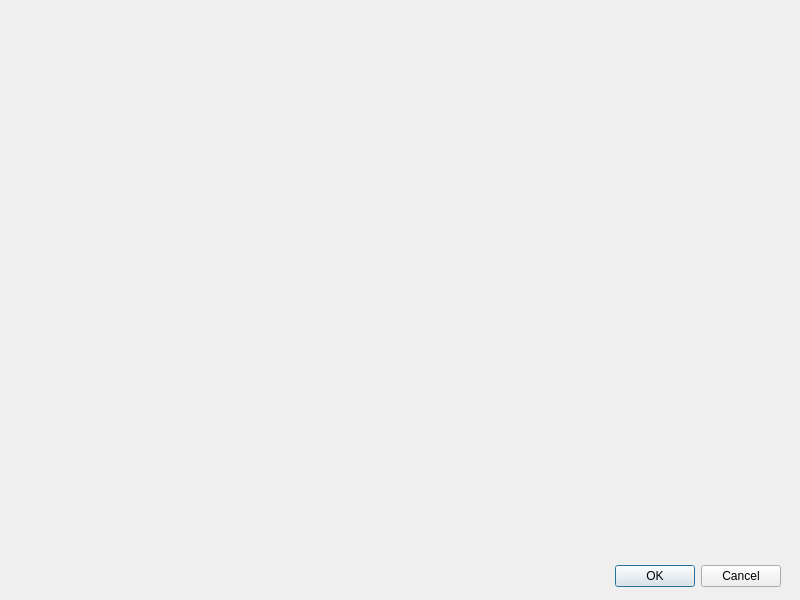
Old version of the form CharacterEditor/viewagingdialog.ui in the repository DrItanium/realmz_tools.
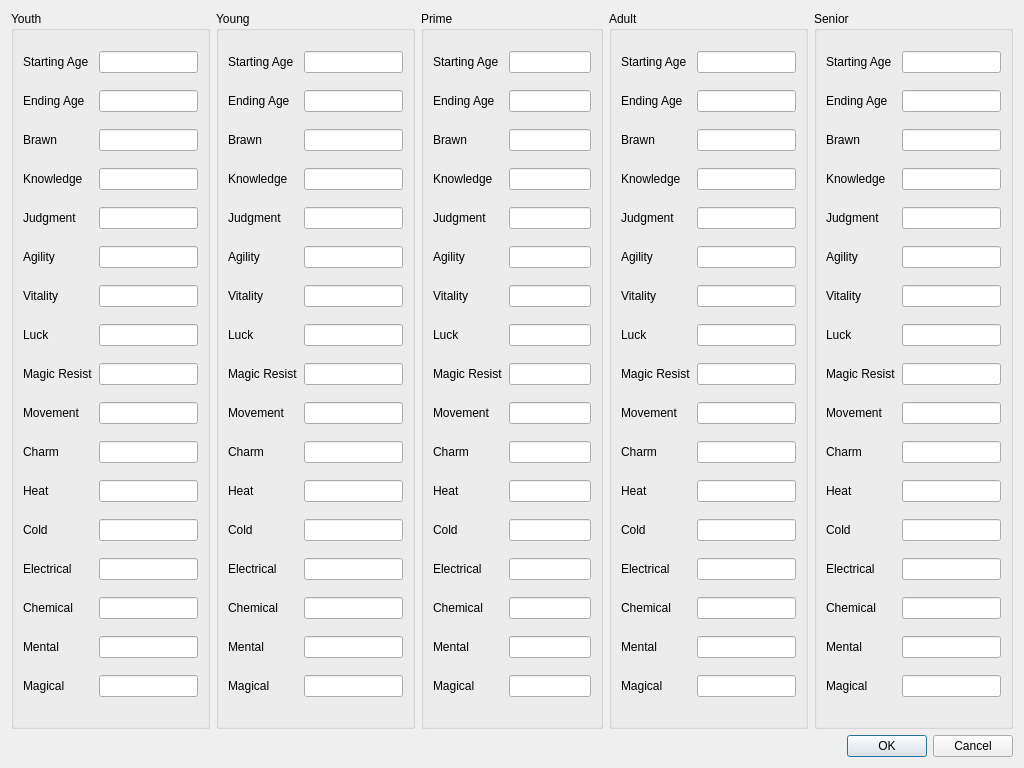
New version of the form.

What changed in the file:
```diff
--- a/CharacterEditor/viewagingdialog.ui
+++ b/CharacterEditor/viewagingdialog.ui
@@ -6,35 +6,926 @@
    <rect>
     <x>0</x>
     <y>0</y>
-    <width>800</width>
-    <height>600</height>
+    <width>1024</width>
+    <height>768</height>
    </rect>
   </property>
   <property name="minimumSize">
    <size>
-    <width>800</width>
-    <height>600</height>
+    <width>1024</width>
+    <height>768</height>
    </size>
   </property>
   <property name="windowTitle">
    <string>Dialog</string>
   </property>
-  <widget class="QDialogButtonBox" name="buttonBox">
-   <property name="geometry">
-    <rect>
-     <x>440</x>
-     <y>560</y>
-     <width>341</width>
-     <height>32</height>
-    </rect>
-   </property>
-   <property name="orientation">
-    <enum>Qt::Horizontal</enum>
-   </property>
-   <property name="standardButtons">
-    <set>QDialogButtonBox::Cancel|QDialogButtonBox::Ok</set>
-   </property>
-  </widget>
+  <layout class="QGridLayout" name="gridLayout_16">
+   <item row="0" column="0" rowspan="3">
+    <widget class="QGroupBox" name="youthGroup">
+     <property name="title">
+      <string>Youth</string>
+     </property>
+     <layout class="QGridLayout" name="gridLayout">
+      <item row="0" column="0">
+       <widget class="QLabel" name="label">
+        <property name="text">
+         <string>Starting Age</string>
+        </property>
+       </widget>
+      </item>
+      <item row="0" column="1">
+       <widget class="QLineEdit" name="ageFrom"/>
+      </item>
+      <item row="1" column="0">
+       <widget class="QLabel" name="label_2">
+        <property name="text">
+         <string>Ending Age</string>
+        </property>
+       </widget>
+      </item>
+      <item row="1" column="1">
+       <widget class="QLineEdit" name="ageTo"/>
+      </item>
+      <item row="2" column="0">
+       <widget class="QLabel" name="label_3">
+        <property name="text">
+         <string>Brawn</string>
+        </property>
+       </widget>
+      </item>
+      <item row="2" column="1">
+       <widget class="QLineEdit" name="brawn"/>
+      </item>
+      <item row="3" column="0">
+       <widget class="QLabel" name="label_4">
+        <property name="text">
+         <string>Knowledge</string>
+        </property>
+       </widget>
+      </item>
+      <item row="3" column="1">
+       <widget class="QLineEdit" name="knowledge"/>
+      </item>
+      <item row="4" column="0">
+       <widget class="QLabel" name="label_5">
+        <property name="text">
+         <string>Judgment</string>
+        </property>
+       </widget>
+      </item>
+      <item row="4" column="1">
+       <widget class="QLineEdit" name="judgment"/>
+      </item>
+      <item row="5" column="0">
+       <widget class="QLabel" name="label_6">
+        <property name="text">
+         <string>Agility</string>
+        </property>
+       </widget>
+      </item>
+      <item row="5" column="1">
+       <widget class="QLineEdit" name="agility"/>
+      </item>
+      <item row="6" column="0">
+       <widget class="QLabel" name="label_7">
+        <property name="text">
+         <string>Vitality</string>
+        </property>
+       </widget>
+      </item>
+      <item row="6" column="1">
+       <widget class="QLineEdit" name="vitality"/>
+      </item>
+      <item row="7" column="0">
+       <widget class="QLabel" name="label_8">
+        <property name="text">
+         <string>Luck</string>
+        </property>
+       </widget>
+      </item>
+      <item row="7" column="1">
+       <widget class="QLineEdit" name="luck"/>
+      </item>
+      <item row="8" column="0">
+       <widget class="QLabel" name="label_9">
+        <property name="text">
+         <string>Magic Resist</string>
+        </property>
+       </widget>
+      </item>
+      <item row="8" column="1">
+       <widget class="QLineEdit" name="magicResist"/>
+      </item>
+      <item row="9" column="0">
+       <widget class="QLabel" name="label_10">
+        <property name="text">
+         <string>Movement</string>
+        </property>
+       </widget>
+      </item>
+      <item row="9" column="1">
+       <widget class="QLineEdit" name="movement"/>
+      </item>
+      <item row="10" column="0">
+       <widget class="QLabel" name="label_11">
+        <property name="text">
+         <string>Charm</string>
+        </property>
+       </widget>
+      </item>
+      <item row="10" column="1">
+       <widget class="QLineEdit" name="charm"/>
+      </item>
+      <item row="11" column="0">
+       <widget class="QLabel" name="label_12">
+        <property name="text">
+         <string>Heat</string>
+        </property>
+       </widget>
+      </item>
+      <item row="11" column="1">
+       <widget class="QLineEdit" name="heat"/>
+      </item>
+      <item row="12" column="0">
+       <widget class="QLabel" name="label_13">
+        <property name="text">
+         <string>Cold</string>
+        </property>
+       </widget>
+      </item>
+      <item row="12" column="1">
+       <widget class="QLineEdit" name="cold"/>
+      </item>
+      <item row="13" column="0">
+       <widget class="QLabel" name="label_14">
+        <property name="text">
+         <string>Electrical</string>
+        </property>
+       </widget>
+      </item>
+      <item row="13" column="1">
+       <widget class="QLineEdit" name="electricalDrv"/>
+      </item>
+      <item row="14" column="0">
+       <widget class="QLabel" name="label_15">
+        <property name="text">
+         <string>Chemical</string>
+        </property>
+       </widget>
+      </item>
+      <item row="14" column="1">
+       <widget class="QLineEdit" name="chemical"/>
+      </item>
+      <item row="15" column="0">
+       <widget class="QLabel" name="label_16">
+        <property name="text">
+         <string>Mental</string>
+        </property>
+       </widget>
+      </item>
+      <item row="15" column="1">
+       <widget class="QLineEdit" name="mental"/>
+      </item>
+      <item row="16" column="0">
+       <widget class="QLabel" name="label_17">
+        <property name="text">
+         <string>Magical</string>
+        </property>
+       </widget>
+      </item>
+      <item row="16" column="1">
+       <widget class="QLineEdit" name="magical"/>
+      </item>
+     </layout>
+    </widget>
+   </item>
+   <item row="3" column="7">
+    <widget class="QDialogButtonBox" name="buttonBox">
+     <property name="orientation">
+      <enum>Qt::Horizontal</enum>
+     </property>
+     <property name="standardButtons">
+      <set>QDialogButtonBox::Cancel|QDialogButtonBox::Ok</set>
+     </property>
+    </widget>
+   </item>
+   <item row="0" column="1" rowspan="3">
+    <widget class="QGroupBox" name="youngGroup">
+     <property name="title">
+      <string>Young</string>
+     </property>
+     <layout class="QGridLayout" name="gridLayout_4">
+      <item row="0" column="0">
+       <widget class="QLabel" name="label_35">
+        <property name="text">
+         <string>Starting Age</string>
+        </property>
+       </widget>
+      </item>
+      <item row="0" column="1">
+       <widget class="QLineEdit" name="ageFrom_3"/>
+      </item>
+      <item row="1" column="0">
+       <widget class="QLabel" name="label_36">
+        <property name="text">
+         <string>Ending Age</string>
+        </property>
+       </widget>
+      </item>
+      <item row="1" column="1">
+       <widget class="QLineEdit" name="ageTo_3"/>
+      </item>
+      <item row="2" column="0">
+       <widget class="QLabel" name="label_46">
+        <property name="text">
+         <string>Brawn</string>
+        </property>
+       </widget>
+      </item>
+      <item row="2" column="1">
+       <widget class="QLineEdit" name="brawn_3"/>
+      </item>
+      <item row="3" column="0">
+       <widget class="QLabel" name="label_44">
+        <property name="text">
+         <string>Knowledge</string>
+        </property>
+       </widget>
+      </item>
+      <item row="3" column="1">
+       <widget class="QLineEdit" name="knowledge_3"/>
+      </item>
+      <item row="4" column="0">
+       <widget class="QLabel" name="label_47">
+        <property name="text">
+         <string>Judgment</string>
+        </property>
+       </widget>
+      </item>
+      <item row="4" column="1">
+       <widget class="QLineEdit" name="judgment_3"/>
+      </item>
+      <item row="5" column="0">
+       <widget class="QLabel" name="label_43">
+        <property name="text">
+         <string>Agility</string>
+        </property>
+       </widget>
+      </item>
+      <item row="5" column="1">
+       <widget class="QLineEdit" name="agility_3"/>
+      </item>
+      <item row="6" column="0">
+       <widget class="QLabel" name="label_50">
+        <property name="text">
+         <string>Vitality</string>
+        </property>
+       </widget>
+      </item>
+      <item row="6" column="1">
+       <widget class="QLineEdit" name="vitality_3"/>
+      </item>
+      <item row="7" column="0">
+       <widget class="QLabel" name="label_45">
+        <property name="text">
+         <string>Luck</string>
+        </property>
+       </widget>
+      </item>
+      <item row="7" column="1">
+       <widget class="QLineEdit" name="luck_3"/>
+      </item>
+      <item row="8" column="0">
+       <widget class="QLabel" name="label_41">
+        <property name="text">
+         <string>Magic Resist</string>
+        </property>
+       </widget>
+      </item>
+      <item row="8" column="1">
+       <widget class="QLineEdit" name="magicResist_3"/>
+      </item>
+      <item row="9" column="0">
+       <widget class="QLabel" name="label_37">
+        <property name="text">
+         <string>Movement</string>
+        </property>
+       </widget>
+      </item>
+      <item row="9" column="1">
+       <widget class="QLineEdit" name="movement_3"/>
+      </item>
+      <item row="10" column="0">
+       <widget class="QLabel" name="label_49">
+        <property name="text">
+         <string>Charm</string>
+        </property>
+       </widget>
+      </item>
+      <item row="10" column="1">
+       <widget class="QLineEdit" name="charm_3"/>
+      </item>
+      <item row="11" column="0">
+       <widget class="QLabel" name="label_39">
+        <property name="text">
+         <string>Heat</string>
+        </property>
+       </widget>
+      </item>
+      <item row="11" column="1">
+       <widget class="QLineEdit" name="heat_3"/>
+      </item>
+      <item row="12" column="0">
+       <widget class="QLabel" name="label_42">
+        <property name="text">
+         <string>Cold</string>
+        </property>
+       </widget>
+      </item>
+      <item row="12" column="1">
+       <widget class="QLineEdit" name="cold_3"/>
+      </item>
+      <item row="13" column="0">
+       <widget class="QLabel" name="label_40">
+        <property name="text">
+         <string>Electrical</string>
+        </property>
+       </widget>
+      </item>
+      <item row="13" column="1">
+       <widget class="QLineEdit" name="electricalDrv_3"/>
+      </item>
+      <item row="14" column="0">
+       <widget class="QLabel" name="label_38">
+        <property name="text">
+         <string>Chemical</string>
+        </property>
+       </widget>
+      </item>
+      <item row="14" column="1">
+       <widget class="QLineEdit" name="chemical_3"/>
+      </item>
+      <item row="15" column="0">
+       <widget class="QLabel" name="label_48">
+        <property name="text">
+         <string>Mental</string>
+        </property>
+       </widget>
+      </item>
+      <item row="15" column="1">
+       <widget class="QLineEdit" name="mental_3"/>
+      </item>
+      <item row="16" column="0">
+       <widget class="QLabel" name="label_51">
+        <property name="text">
+         <string>Magical</string>
+        </property>
+       </widget>
+      </item>
+      <item row="16" column="1">
+       <widget class="QLineEdit" name="magical_3"/>
+      </item>
+     </layout>
+    </widget>
+   </item>
+   <item row="0" column="2" rowspan="3" colspan="3">
+    <widget class="QGroupBox" name="primeGroup">
+     <property name="title">
+      <string>Prime</string>
+     </property>
+     <layout class="QGridLayout" name="gridLayout_2">
+      <item row="12" column="0">
+       <widget class="QLabel" name="label_25">
+        <property name="text">
+         <string>Cold</string>
+        </property>
+       </widget>
+      </item>
+      <item row="14" column="1">
+       <widget class="QLineEdit" name="chemical_2"/>
+      </item>
+      <item row="8" column="0">
+       <widget class="QLabel" name="label_24">
+        <property name="text">
+         <string>Magic Resist</string>
+        </property>
+       </widget>
+      </item>
+      <item row="1" column="0">
+       <widget class="QLabel" name="label_19">
+        <property name="text">
+         <string>Ending Age</string>
+        </property>
+       </widget>
+      </item>
+      <item row="4" column="1">
+       <widget class="QLineEdit" name="judgment_2"/>
+      </item>
+      <item row="10" column="0">
+       <widget class="QLabel" name="label_32">
+        <property name="text">
+         <string>Charm</string>
+        </property>
+       </widget>
+      </item>
+      <item row="7" column="1">
+       <widget class="QLineEdit" name="luck_2"/>
+      </item>
+      <item row="3" column="1">
+       <widget class="QLineEdit" name="knowledge_2"/>
+      </item>
+      <item row="3" column="0">
+       <widget class="QLabel" name="label_27">
+        <property name="text">
+         <string>Knowledge</string>
+        </property>
+       </widget>
+      </item>
+      <item row="15" column="1">
+       <widget class="QLineEdit" name="mental_2"/>
+      </item>
+      <item row="6" column="0">
+       <widget class="QLabel" name="label_33">
+        <property name="text">
+         <string>Vitality</string>
+        </property>
+       </widget>
+      </item>
+      <item row="9" column="0">
+       <widget class="QLabel" name="label_20">
+        <property name="text">
+         <string>Movement</string>
+        </property>
+       </widget>
+      </item>
+      <item row="6" column="1">
+       <widget class="QLineEdit" name="vitality_2"/>
+      </item>
+      <item row="12" column="1">
+       <widget class="QLineEdit" name="cold_2"/>
+      </item>
+      <item row="8" column="1">
+       <widget class="QLineEdit" name="magicResist_2"/>
+      </item>
+      <item row="9" column="1">
+       <widget class="QLineEdit" name="movement_2"/>
+      </item>
+      <item row="2" column="0">
+       <widget class="QLabel" name="label_29">
+        <property name="text">
+         <string>Brawn</string>
+        </property>
+       </widget>
+      </item>
+      <item row="10" column="1">
+       <widget class="QLineEdit" name="charm_2"/>
+      </item>
+      <item row="15" column="0">
+       <widget class="QLabel" name="label_31">
+        <property name="text">
+         <string>Mental</string>
+        </property>
+       </widget>
+      </item>
+      <item row="16" column="1">
+       <widget class="QLineEdit" name="magical_2"/>
+      </item>
+      <item row="7" column="0">
+       <widget class="QLabel" name="label_28">
+        <property name="text">
+         <string>Luck</string>
+        </property>
+       </widget>
+      </item>
+      <item row="2" column="1">
+       <widget class="QLineEdit" name="brawn_2"/>
+      </item>
+      <item row="0" column="0">
+       <widget class="QLabel" name="label_18">
+        <property name="text">
+         <string>Starting Age</string>
+        </property>
+       </widget>
+      </item>
+      <item row="14" column="0">
+       <widget class="QLabel" name="label_21">
+        <property name="text">
+         <string>Chemical</string>
+        </property>
+       </widget>
+      </item>
+      <item row="13" column="0">
+       <widget class="QLabel" name="label_23">
+        <property name="text">
+         <string>Electrical</string>
+        </property>
+       </widget>
+      </item>
+      <item row="13" column="1">
+       <widget class="QLineEdit" name="electricalDrv_2"/>
+      </item>
+      <item row="5" column="0">
+       <widget class="QLabel" name="label_26">
+        <property name="text">
+         <string>Agility</string>
+        </property>
+       </widget>
+      </item>
+      <item row="5" column="1">
+       <widget class="QLineEdit" name="agility_2"/>
+      </item>
+      <item row="11" column="0">
+       <widget class="QLabel" name="label_22">
+        <property name="text">
+         <string>Heat</string>
+        </property>
+       </widget>
+      </item>
+      <item row="16" column="0">
+       <widget class="QLabel" name="label_34">
+        <property name="text">
+         <string>Magical</string>
+        </property>
+       </widget>
+      </item>
+      <item row="0" column="1">
+       <widget class="QLineEdit" name="ageFrom_2"/>
+      </item>
+      <item row="11" column="1">
+       <widget class="QLineEdit" name="heat_2"/>
+      </item>
+      <item row="4" column="0">
+       <widget class="QLabel" name="label_30">
+        <property name="text">
+         <string>Judgment</string>
+        </property>
+       </widget>
+      </item>
+      <item row="1" column="1">
+       <widget class="QLineEdit" name="ageTo_2"/>
+      </item>
+     </layout>
+    </widget>
+   </item>
+   <item row="0" column="5" rowspan="3">
+    <widget class="QGroupBox" name="adultGroup">
+     <property name="title">
+      <string>Adult</string>
+     </property>
+     <layout class="QGridLayout" name="gridLayout_5">
+      <item row="0" column="0">
+       <widget class="QLabel" name="label_52">
+        <property name="text">
+         <string>Starting Age</string>
+        </property>
+       </widget>
+      </item>
+      <item row="0" column="1">
+       <widget class="QLineEdit" name="ageFrom_4"/>
+      </item>
+      <item row="1" column="0">
+       <widget class="QLabel" name="label_53">
+        <property name="text">
+         <string>Ending Age</string>
+        </property>
+       </widget>
+      </item>
+      <item row="1" column="1">
+       <widget class="QLineEdit" name="ageTo_4"/>
+      </item>
+      <item row="2" column="0">
+       <widget class="QLabel" name="label_63">
+        <property name="text">
+         <string>Brawn</string>
+        </property>
+       </widget>
+      </item>
+      <item row="2" column="1">
+       <widget class="QLineEdit" name="brawn_4"/>
+      </item>
+      <item row="3" column="0">
+       <widget class="QLabel" name="label_61">
+        <property name="text">
+         <string>Knowledge</string>
+        </property>
+       </widget>
+      </item>
+      <item row="3" column="1">
+       <widget class="QLineEdit" name="knowledge_4"/>
+      </item>
+      <item row="4" column="0">
+       <widget class="QLabel" name="label_64">
+        <property name="text">
+         <string>Judgment</string>
+        </property>
+       </widget>
+      </item>
+      <item row="4" column="1">
+       <widget class="QLineEdit" name="judgment_4"/>
+      </item>
+      <item row="5" column="0">
+       <widget class="QLabel" name="label_60">
+        <property name="text">
+         <string>Agility</string>
+        </property>
+       </widget>
+      </item>
+      <item row="5" column="1">
+       <widget class="QLineEdit" name="agility_4"/>
+      </item>
+      <item row="6" column="0">
+       <widget class="QLabel" name="label_67">
+        <property name="text">
+         <string>Vitality</string>
+        </property>
+       </widget>
+      </item>
+      <item row="6" column="1">
+       <widget class="QLineEdit" name="vitality_4"/>
+      </item>
+      <item row="7" column="0">
+       <widget class="QLabel" name="label_62">
+        <property name="text">
+         <string>Luck</string>
+        </property>
+       </widget>
+      </item>
+      <item row="7" column="1">
+       <widget class="QLineEdit" name="luck_4"/>
+      </item>
+      <item row="8" column="0">
+       <widget class="QLabel" name="label_58">
+        <property name="text">
+         <string>Magic Resist</string>
+        </property>
+       </widget>
+      </item>
+      <item row="8" column="1">
+       <widget class="QLineEdit" name="magicResist_4"/>
+      </item>
+      <item row="9" column="0">
+       <widget class="QLabel" name="label_54">
+        <property name="text">
+         <string>Movement</string>
+        </property>
+       </widget>
+      </item>
+      <item row="9" column="1">
+       <widget class="QLineEdit" name="movement_4"/>
+      </item>
+      <item row="10" column="0">
+       <widget class="QLabel" name="label_66">
+        <property name="text">
+         <string>Charm</string>
+        </property>
+       </widget>
+      </item>
+      <item row="10" column="1">
+       <widget class="QLineEdit" name="charm_4"/>
+      </item>
+      <item row="11" column="0">
+       <widget class="QLabel" name="label_56">
+        <property name="text">
+         <string>Heat</string>
+        </property>
+       </widget>
+      </item>
+      <item row="11" column="1">
+       <widget class="QLineEdit" name="heat_4"/>
+      </item>
+      <item row="12" column="0">
+       <widget class="QLabel" name="label_59">
+        <property name="text">
+         <string>Cold</string>
+        </property>
+       </widget>
+      </item>
+      <item row="12" column="1">
+       <widget class="QLineEdit" name="cold_4"/>
+      </item>
+      <item row="13" column="0">
+       <widget class="QLabel" name="label_57">
+        <property name="text">
+         <string>Electrical</string>
+        </property>
+       </widget>
+      </item>
+      <item row="13" column="1">
+       <widget class="QLineEdit" name="electricalDrv_4"/>
+      </item>
+      <item row="14" column="0">
+       <widget class="QLabel" name="label_55">
+        <property name="text">
+         <string>Chemical</string>
+        </property>
+       </widget>
+      </item>
+      <item row="14" column="1">
+       <widget class="QLineEdit" name="chemical_4"/>
+      </item>
+      <item row="15" column="0">
+       <widget class="QLabel" name="label_65">
+        <property name="text">
+         <string>Mental</string>
+        </property>
+       </widget>
+      </item>
+      <item row="15" column="1">
+       <widget class="QLineEdit" name="mental_4"/>
+      </item>
+      <item row="16" column="0">
+       <widget class="QLabel" name="label_68">
+        <property name="text">
+         <string>Magical</string>
+        </property>
+       </widget>
+      </item>
+      <item row="16" column="1">
+       <widget class="QLineEdit" name="magical_4"/>
+      </item>
+     </layout>
+    </widget>
+   </item>
+   <item row="0" column="7" rowspan="3">
+    <widget class="QGroupBox" name="seniorGroup">
+     <property name="title">
+      <string>Senior</string>
+     </property>
+     <layout class="QGridLayout" name="gridLayout_3">
+      <item row="0" column="0">
+       <widget class="QLabel" name="label_69">
+        <property name="text">
+         <string>Starting Age</string>
+        </property>
+       </widget>
+      </item>
+      <item row="0" column="1">
+       <widget class="QLineEdit" name="ageFrom_5"/>
+      </item>
+      <item row="1" column="0">
+       <widget class="QLabel" name="label_70">
+        <property name="text">
+         <string>Ending Age</string>
+        </property>
+       </widget>
+      </item>
+      <item row="1" column="1">
+       <widget class="QLineEdit" name="ageTo_5"/>
+      </item>
+      <item row="2" column="0">
+       <widget class="QLabel" name="label_80">
+        <property name="text">
+         <string>Brawn</string>
+        </property>
+       </widget>
+      </item>
+      <item row="2" column="1">
+       <widget class="QLineEdit" name="brawn_5"/>
+      </item>
+      <item row="3" column="0">
+       <widget class="QLabel" name="label_78">
+        <property name="text">
+         <string>Knowledge</string>
+        </property>
+       </widget>
+      </item>
+      <item row="3" column="1">
+       <widget class="QLineEdit" name="knowledge_5"/>
+      </item>
+      <item row="4" column="0">
+       <widget class="QLabel" name="label_81">
+        <property name="text">
+         <string>Judgment</string>
+        </property>
+       </widget>
+      </item>
+      <item row="4" column="1">
+       <widget class="QLineEdit" name="judgment_5"/>
+      </item>
+      <item row="5" column="0">
+       <widget class="QLabel" name="label_77">
+        <property name="text">
+         <string>Agility</string>
+        </property>
+       </widget>
+      </item>
+      <item row="5" column="1">
+       <widget class="QLineEdit" name="agility_5"/>
+      </item>
+      <item row="6" column="0">
+       <widget class="QLabel" name="label_84">
+        <property name="text">
+         <string>Vitality</string>
+        </property>
+       </widget>
+      </item>
+      <item row="6" column="1">
+       <widget class="QLineEdit" name="vitality_5"/>
+      </item>
+      <item row="7" column="0">
+       <widget class="QLabel" name="label_79">
+        <property name="text">
+         <string>Luck</string>
+        </property>
+       </widget>
+      </item>
+      <item row="7" column="1">
+       <widget class="QLineEdit" name="luck_5"/>
+      </item>
+      <item row="8" column="0">
+       <widget class="QLabel" name="label_75">
+        <property name="text">
+         <string>Magic Resist</string>
+        </property>
+       </widget>
+      </item>
+      <item row="8" column="1">
+       <widget class="QLineEdit" name="magicResist_5"/>
+      </item>
+      <item row="9" column="0">
+       <widget class="QLabel" name="label_71">
+        <property name="text">
+         <string>Movement</string>
+        </property>
+       </widget>
+      </item>
+      <item row="9" column="1">
+       <widget class="QLineEdit" name="movement_5"/>
+      </item>
+      <item row="10" column="0">
+       <widget class="QLabel" name="label_83">
+        <property name="text">
+         <string>Charm</string>
+        </property>
+       </widget>
+      </item>
+      <item row="10" column="1">
+       <widget class="QLineEdit" name="charm_5"/>
+      </item>
+      <item row="11" column="0">
+       <widget class="QLabel" name="label_73">
+        <property name="text">
+         <string>Heat</string>
+        </property>
+       </widget>
+      </item>
+      <item row="11" column="1">
+       <widget class="QLineEdit" name="heat_5"/>
+      </item>
+      <item row="12" column="0">
+       <widget class="QLabel" name="label_76">
+        <property name="text">
+         <string>Cold</string>
+        </property>
+       </widget>
+      </item>
+      <item row="12" column="1">
+       <widget class="QLineEdit" name="cold_5"/>
+      </item>
+      <item row="13" column="0">
+       <widget class="QLabel" name="label_74">
+        <property name="text">
+         <string>Electrical</string>
+        </property>
+       </widget>
+      </item>
+      <item row="13" column="1">
+       <widget class="QLineEdit" name="electricalDrv_5"/>
+      </item>
+      <item row="14" column="0">
+       <widget class="QLabel" name="label_72">
+        <property name="text">
+         <string>Chemical</string>
+        </property>
+       </widget>
+      </item>
+      <item row="14" column="1">
+       <widget class="QLineEdit" name="chemical_5"/>
+      </item>
+      <item row="15" column="0">
+       <widget class="QLabel" name="label_82">
+        <property name="text">
+         <string>Mental</string>
+        </property>
+       </widget>
+      </item>
+      <item row="15" column="1">
+       <widget class="QLineEdit" name="mental_5"/>
+      </item>
+      <item row="16" column="0">
+       <widget class="QLabel" name="label_85">
+        <property name="text">
+         <string>Magical</string>
+        </property>
+       </widget>
+      </item>
+      <item row="16" column="1">
+       <widget class="QLineEdit" name="magical_5"/>
+      </item>
+     </layout>
+    </widget>
+   </item>
+  </layout>
  </widget>
  <resources/>
  <connections>
```
